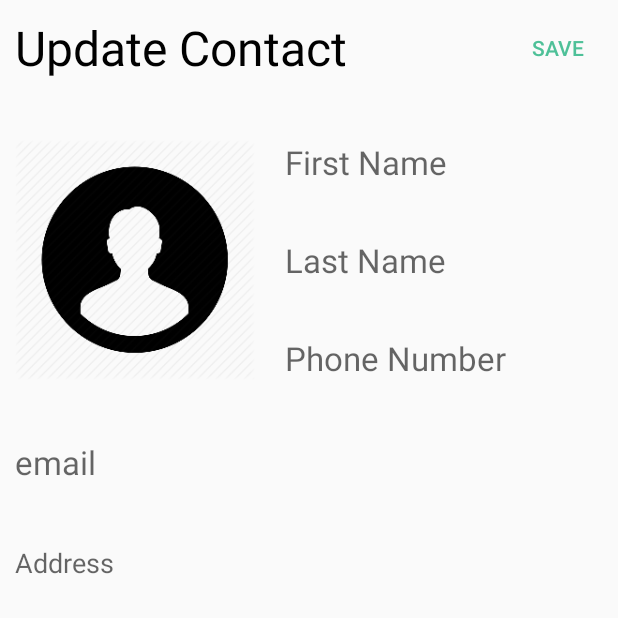
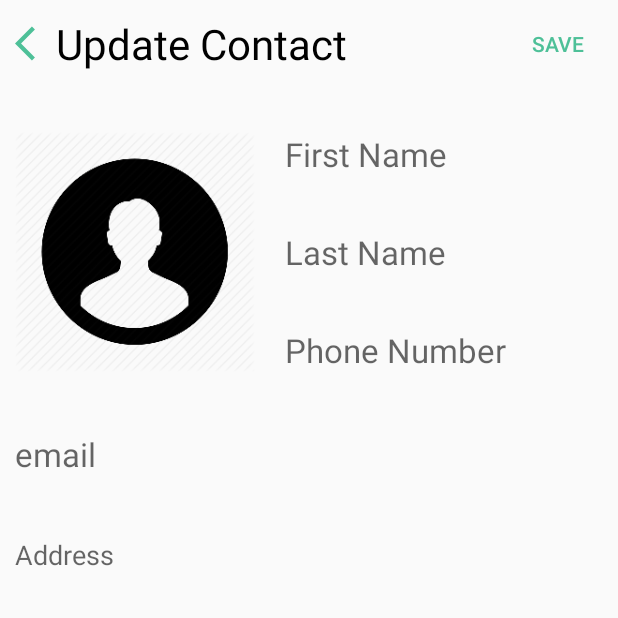
Before and after one commit to chaitanyasanoriya/Contacts-Android-App, an Android app: the ContactDetailsActivity screen opened directly, with no data from a screen before it, on a phone screen of 412 x 824 dp, the top half of it. Run offline under Robolectric (Android 15) with nearby library versions, the phone set to English and light mode, and no system bars; our stand-ins replace Room's generated code.

Commit message:
Added Back Button

```diff
--- a/app/src/main/java/com/lambton/projects/contact_chaitanya_c0777253_android/activities/ContactDetailsActivity.java
+++ b/app/src/main/java/com/lambton/projects/contact_chaitanya_c0777253_android/activities/ContactDetailsActivity.java
@@ -215,4 +215,9 @@ public class ContactDetailsActivity extends AppCompatActivity
         {
         }
     };
+
+    public void backClicked(View view)
+    {
+        finish();
+    }
 }
--- a/app/src/main/res/layout/activity_contact_details.xml
+++ b/app/src/main/res/layout/activity_contact_details.xml
@@ -7,14 +7,27 @@
     android:padding="10dp"
     tools:context=".activities.ContactDetailsActivity">
 
+    <Button
+        android:id="@+id/back_btn"
+        android:layout_width="0dp"
+        android:layout_height="0dp"
+        android:layout_marginTop="5dp"
+        android:layout_marginBottom="5dp"
+        android:background="@drawable/ic_baseline_arrow_back_ios_24"
+        android:onClick="backClicked"
+        app:layout_constraintBottom_toBottomOf="@id/heading_textview"
+        app:layout_constraintDimensionRatio="1:1"
+        app:layout_constraintLeft_toLeftOf="parent"
+        app:layout_constraintTop_toTopOf="@id/heading_textview" />
+
     <TextView
         android:id="@+id/heading_textview"
         android:layout_width="wrap_content"
         android:layout_height="wrap_content"
         android:text="@string/new_contact"
         android:textColor="@android:color/black"
-        android:textSize="32sp"
-        app:layout_constraintLeft_toLeftOf="parent"
+        android:textSize="28sp"
+        app:layout_constraintLeft_toRightOf="@id/back_btn"
         app:layout_constraintTop_toTopOf="parent" />
 
     <Button
@@ -33,8 +46,10 @@
         android:id="@+id/delete_btn"
         android:layout_width="0dp"
         android:layout_height="0dp"
+        android:layout_marginTop="7dp"
+        android:layout_marginBottom="7dp"
+        android:background="@drawable/ic_baseline_delete_24"
         android:onClick="deleteClicked"
-        android:background="@drawable/ic_baseline_delete_24"
         app:layout_constraintBottom_toBottomOf="@id/heading_textview"
         app:layout_constraintDimensionRatio="1:1"
         app:layout_constraintRight_toLeftOf="@id/save_btn"
```
